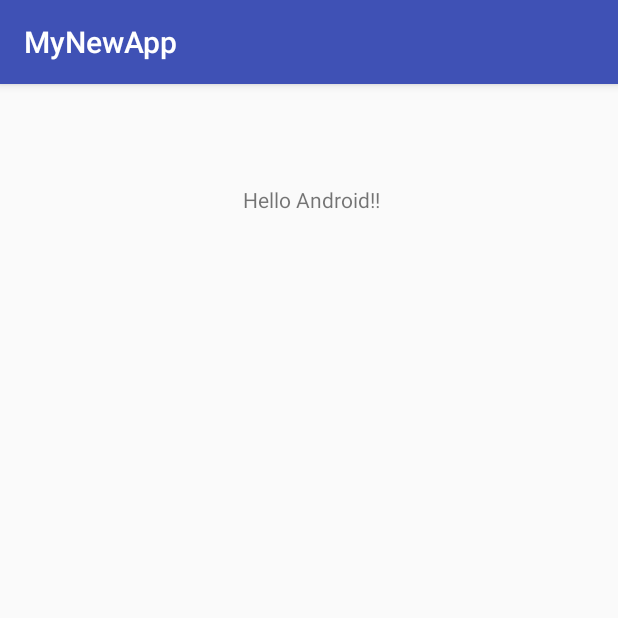
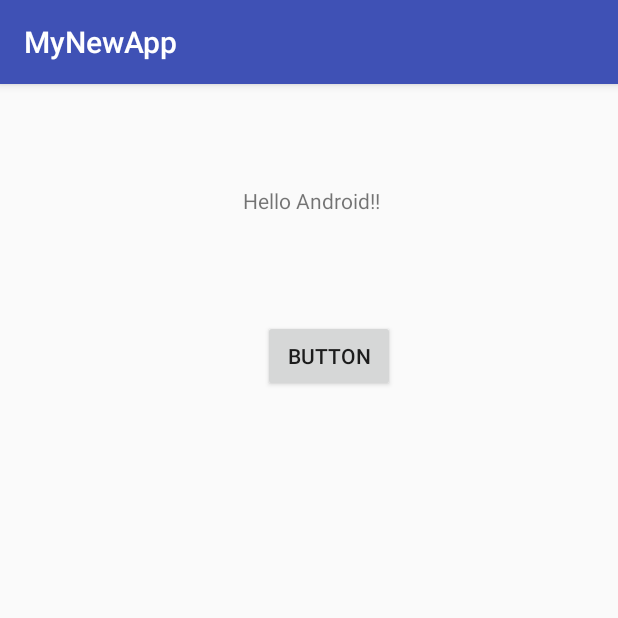
Before and after one commit to MumAroi/android-test, an Android app: the screen it shows after launch (MainActivity), on a phone screen of 412 x 824 dp, the top half of it. Run offline under Robolectric (Android 15) with nearby library versions, the phone set to English and light mode, and no system bars.

Commit message:
test buttononClick

```diff
--- a/MyNewApp/app/src/main/java/com/example/paramas_wae/mynewapp/MainActivity.java
+++ b/MyNewApp/app/src/main/java/com/example/paramas_wae/mynewapp/MainActivity.java
@@ -2,6 +2,8 @@ package com.example.paramas_wae.mynewapp;
 
 import android.support.v7.app.AppCompatActivity;
 import android.os.Bundle;
+import android.view.View;
+import android.widget.TextView;
 
 public class MainActivity extends AppCompatActivity {
 
@@ -10,4 +12,11 @@ public class MainActivity extends AppCompatActivity {
         super.onCreate(savedInstanceState);
         setContentView(R.layout.activity_main);
     }
+
+    public void buttononClick(View v){
+        TextView textView = (TextView) findViewById(R.id.message);
+
+        textView.setText("Button Clicked");
+
+    }
 }
--- a/MyNewApp/app/src/main/res/layout/activity_main.xml
+++ b/MyNewApp/app/src/main/res/layout/activity_main.xml
@@ -15,7 +15,25 @@
         app:layout_constraintLeft_toLeftOf="parent"
         app:layout_constraintRight_toRightOf="parent"
         app:layout_constraintTop_toTopOf="parent"
-        app:layout_constraintVertical_bias="0.09"
-        tools:layout_editor_absoluteY="40dp" />
+        app:layout_constraintVertical_bias="0.091"
+        android:id="@+id/message"
+        tools:layout_constraintRight_creator="1"
+        tools:layout_constraintLeft_creator="1" />
+
+    <Button
+        android:id="@+id/button"
+        android:layout_width="wrap_content"
+        android:layout_height="wrap_content"
+        android:layout_marginEnd="137dp"
+        android:layout_marginLeft="8dp"
+        android:layout_marginRight="8dp"
+        android:layout_marginTop="70dp"
+        android:onClick="buttononClick"
+        android:text="Button"
+        app:layout_constraintHorizontal_bias="0.935"
+        app:layout_constraintLeft_toLeftOf="parent"
+        app:layout_constraintRight_toRightOf="parent"
+        app:layout_constraintTop_toBottomOf="@+id/message"
+        tools:layout_constraintRight_creator="1" />
 
 </android.support.constraint.ConstraintLayout>
```
